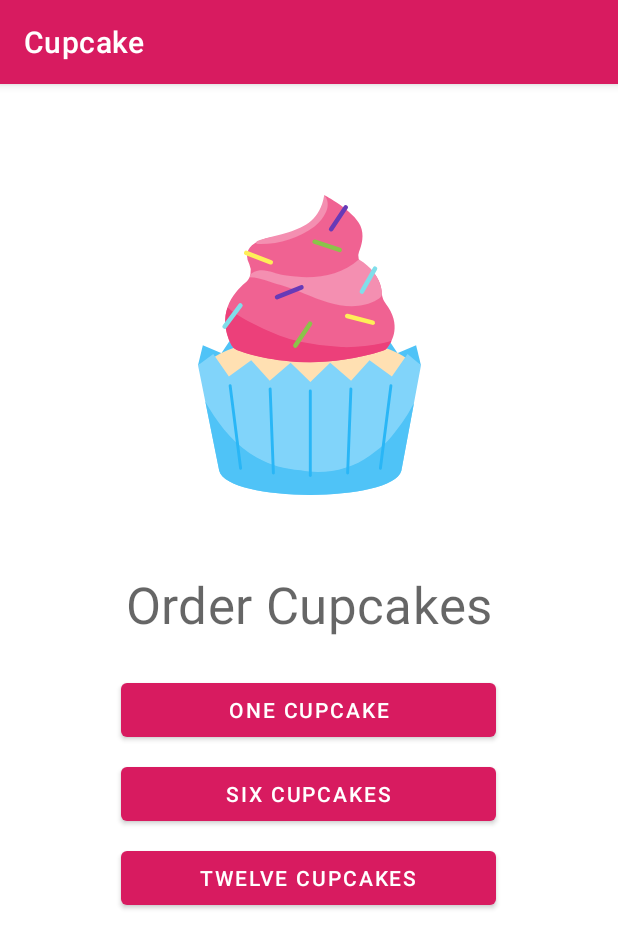
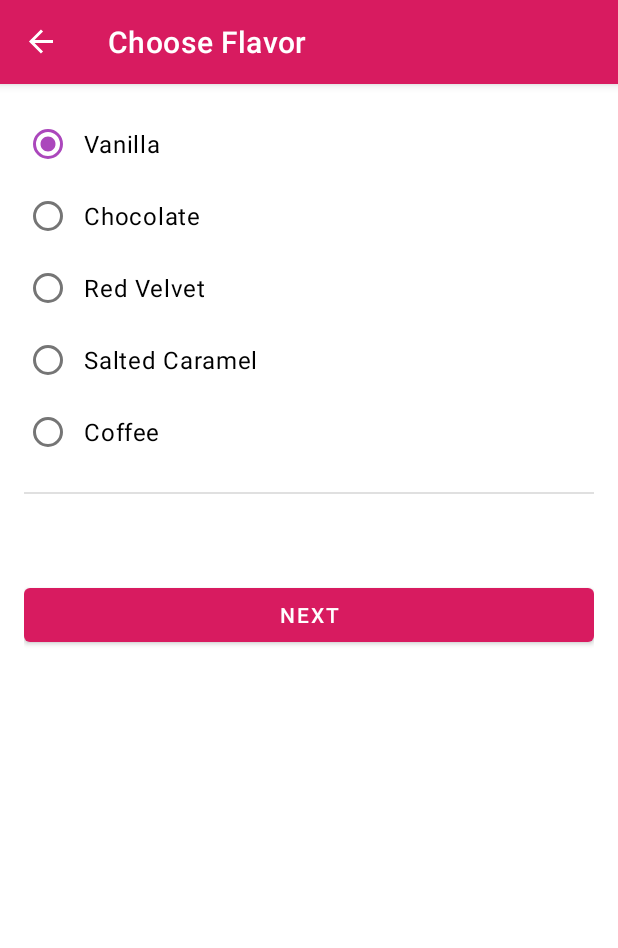
Before and after one commit to halilbalci/cup-cake-app, an Android app: the screen it shows after launch (MainActivity), after a tap on "ONE CUPCAKE", on a phone screen of 412 x 824 dp. Shown: the top 948 px of the screen. Run offline under Robolectric (Android 15) with nearby library versions, the phone set to English and light mode, and no system bars; our stand-ins replace data binding, navigation-ui; 2 statements that could not run were skipped.

Commit message:
viewmodel changes directly adapt ui by data binding. Fragment navigations is done.

```diff
--- a/app/src/main/java/com/example/cupcake/FlavorFragment.kt
+++ b/app/src/main/java/com/example/cupcake/FlavorFragment.kt
@@ -21,7 +21,10 @@ import android.view.View
 import android.view.ViewGroup
 import android.widget.Toast
 import androidx.fragment.app.Fragment
+import androidx.fragment.app.activityViewModels
+import androidx.navigation.fragment.findNavController
 import com.example.cupcake.databinding.FragmentFlavorBinding
+import com.example.cupcake.model.OrderViewModel
 
 /**
  * [FlavorFragment] allows a user to choose a cupcake flavor for the order.
@@ -32,6 +35,7 @@ class FlavorFragment : Fragment() {
     // This property is non-null between the onCreateView() and onDestroyView() lifecycle callbacks,
     // when the view hierarchy is attached to the fragment.
     private var binding: FragmentFlavorBinding? = null
+    private val sharedViewModel: OrderViewModel by activityViewModels()
 
     override fun onCreateView(
         inflater: LayoutInflater, container: ViewGroup?,
@@ -46,6 +50,8 @@ class FlavorFragment : Fragment() {
         super.onViewCreated(view, savedInstanceState)
 
         binding?.apply {
+            viewModel = sharedViewModel
+            lifecycleOwner = viewLifecycleOwner
             nextButton.setOnClickListener { goToNextScreen() }
         }
     }
@@ -54,7 +60,7 @@ class FlavorFragment : Fragment() {
      * Navigate to the next screen to choose pickup date.
      */
     fun goToNextScreen() {
-        Toast.makeText(activity, "Next", Toast.LENGTH_SHORT).show()
+        findNavController().navigate(R.id.action_flavorFragment_to_pickupFragment)
     }
 
     /**
--- a/app/src/main/java/com/example/cupcake/MainActivity.kt
+++ b/app/src/main/java/com/example/cupcake/MainActivity.kt
@@ -15,9 +15,23 @@
  */
 package com.example.cupcake
 
+import android.os.Bundle
 import androidx.appcompat.app.AppCompatActivity
+import androidx.navigation.fragment.NavHostFragment
+import androidx.navigation.ui.setupActionBarWithNavController
 
 /**
  * Activity for cupcake order flow.
  */
-class MainActivity : AppCompatActivity(R.layout.activity_main)
+class MainActivity : AppCompatActivity(R.layout.activity_main) {
+
+    override fun onCreate(savedInstanceState: Bundle?) {
+        super.onCreate(savedInstanceState)
+
+        val navHostFragment = supportFragmentManager
+            .findFragmentById(R.id.nav_host_fragment) as NavHostFragment
+        val navController = navHostFragment.navController
+
+        setupActionBarWithNavController(navController)
+    }
+}
--- a/app/src/main/java/com/example/cupcake/PickupFragment.kt
+++ b/app/src/main/java/com/example/cupcake/PickupFragment.kt
@@ -21,7 +21,10 @@ import android.view.View
 import android.view.ViewGroup
 import android.widget.Toast
 import androidx.fragment.app.Fragment
+import androidx.fragment.app.activityViewModels
+import androidx.navigation.fragment.findNavController
 import com.example.cupcake.databinding.FragmentPickupBinding
+import com.example.cupcake.model.OrderViewModel
 
 /**
  * [PickupFragment] allows the user to choose a pickup date for the cupcake order.
@@ -32,6 +35,7 @@ class PickupFragment : Fragment() {
     // This property is non-null between the onCreateView() and onDestroyView() lifecycle callbacks,
     // when the view hierarchy is attached to the fragment.
     private var binding: FragmentPickupBinding? = null
+    private val sharedViewModel: OrderViewModel by activityViewModels()
 
     override fun onCreateView(
         inflater: LayoutInflater, container: ViewGroup?,
@@ -46,6 +50,8 @@ class PickupFragment : Fragment() {
         super.onViewCreated(view, savedInstanceState)
 
         binding?.apply {
+            viewModel = sharedViewModel
+            lifecycleOwner = viewLifecycleOwner
             nextButton.setOnClickListener { goToNextScreen() }
         }
     }
@@ -54,7 +60,7 @@ class PickupFragment : Fragment() {
      * Navigate to the next screen to see the order summary.
      */
     fun goToNextScreen() {
-        Toast.makeText(activity, "Next", Toast.LENGTH_SHORT).show()
+        findNavController().navigate(R.id.action_pickupFragment_to_summaryFragment)
     }
 
     /**
--- a/app/src/main/java/com/example/cupcake/StartFragment.kt
+++ b/app/src/main/java/com/example/cupcake/StartFragment.kt
@@ -19,9 +19,11 @@ import android.os.Bundle
 import android.view.LayoutInflater
 import android.view.View
 import android.view.ViewGroup
-import android.widget.Toast
 import androidx.fragment.app.Fragment
+import androidx.fragment.app.activityViewModels
+import androidx.navigation.fragment.findNavController
 import com.example.cupcake.databinding.FragmentStartBinding
+import com.example.cupcake.model.OrderViewModel
 
 /**
  * This is the first screen of the Cupcake app. The user can choose how many cupcakes to order.
@@ -32,6 +34,7 @@ class StartFragment : Fragment() {
     // This property is non-null between the onCreateView() and onDestroyView() lifecycle callbacks,
     // when the view hierarchy is attached to the fragment.
     private var binding: FragmentStartBinding? = null
+    private val sharedViewModel: OrderViewModel by activityViewModels()
 
     override fun onCreateView(
         inflater: LayoutInflater, container: ViewGroup?,
@@ -57,7 +60,11 @@ class StartFragment : Fragment() {
      * Start an order with the desired quantity of cupcakes and navigate to the next screen.
      */
     fun orderCupcake(quantity: Int) {
-        Toast.makeText(activity, "Ordered $quantity cupcake(s)", Toast.LENGTH_SHORT).show()
+        sharedViewModel.setQuantity(quantity)
+        if(sharedViewModel.hasNoFlavorSet()){
+            sharedViewModel.setFlavor(getString(R.string.vanilla))
+        }
+        findNavController().navigate(R.id.action_startFragment_to_flavorFragment)
     }
 
     /**
--- a/app/src/main/java/com/example/cupcake/SummaryFragment.kt
+++ b/app/src/main/java/com/example/cupcake/SummaryFragment.kt
@@ -21,7 +21,9 @@ import android.view.View
 import android.view.ViewGroup
 import android.widget.Toast
 import androidx.fragment.app.Fragment
+import androidx.fragment.app.activityViewModels
 import com.example.cupcake.databinding.FragmentSummaryBinding
+import com.example.cupcake.model.OrderViewModel
 
 /**
  * [SummaryFragment] contains a summary of the order details with a button to share the order
@@ -33,6 +35,7 @@ class SummaryFragment : Fragment() {
     // This property is non-null between the onCreateView() and onDestroyView() lifecycle callbacks,
     // when the view hierarchy is attached to the fragment.
     private var binding: FragmentSummaryBinding? = null
+    private val sharedViewModel: OrderViewModel by activityViewModels()
 
     override fun onCreateView(
         inflater: LayoutInflater, container: ViewGroup?,
@@ -47,6 +50,8 @@ class SummaryFragment : Fragment() {
         super.onViewCreated(view, savedInstanceState)
 
         binding?.apply {
+            viewModel = sharedViewModel
+            lifecycleOwner = viewLifecycleOwner
             sendButton.setOnClickListener { sendOrder() }
         }
     }
--- /dev/null
+++ b/app/src/main/java/com/example/cupcake/model/OrderViewModel.kt
@@ -0,0 +1,75 @@
+package com.example.cupcake.model
+
+import androidx.lifecycle.LiveData
+import androidx.lifecycle.MutableLiveData
+import androidx.lifecycle.Transformations
+import androidx.lifecycle.ViewModel
+import java.text.NumberFormat
+import java.text.SimpleDateFormat
+import java.util.*
+
+private const val PRICE_PER_CUPCAKE = 2.00
+private const val PRICE_FOR_SAME_DAY_PICKUP = 3.00
+
+class OrderViewModel : ViewModel() {
+    private val _quantity = MutableLiveData<Int>()
+    val quantity: MutableLiveData<Int> = _quantity
+    val dateOptions = getPickupOptions()
+
+    private val _flavor = MutableLiveData<String>()
+    val flavor:MutableLiveData<String> = _flavor
+
+    private val _date = MutableLiveData<String>()
+    val date: MutableLiveData<String> = _date
+
+    private val _price = MutableLiveData<Double>()
+    val price: LiveData<String> = Transformations.map(_price) {
+        NumberFormat.getCurrencyInstance().format(it)
+    }
+
+    init {
+        resetOrder()
+    }
+
+    fun setQuantity(numberCupcakes: Int) {
+        _quantity.value = numberCupcakes
+        updatePrice()
+    }
+
+    fun setFlavor(desiredFlavor: String) {
+        _flavor.value = desiredFlavor
+    }
+
+    fun setDate(pickupDate: String) {
+        _date.value = pickupDate
+        updatePrice()
+    }
+
+    fun hasNoFlavorSet(): Boolean {
+        return _flavor.value.isNullOrEmpty()
+    }
+
+    private fun getPickupOptions(): List<String> {
+        val options = mutableListOf<String>()
+        val formatter = SimpleDateFormat("E MMM d", Locale.getDefault())
+        val calendar = Calendar.getInstance()
+        repeat(4) {
+            options.add(formatter.format(calendar.time))
+            calendar.add(Calendar.DATE, 1)
+        }
+        return options
+    }
+    fun resetOrder() {
+        _quantity.value = 0
+        _flavor.value = ""
+        _date.value = dateOptions[0]
+        _price.value = 0.0
+    }
+    private fun updatePrice() {
+        var calculatedPrice = (quantity.value ?: 0) * PRICE_PER_CUPCAKE
+        if (dateOptions[0] == _date.value) {
+            calculatedPrice += PRICE_FOR_SAME_DAY_PICKUP
+        }
+        _price.value = calculatedPrice
+    }
+}
--- a/app/src/main/res/layout/fragment_flavor.xml
+++ b/app/src/main/res/layout/fragment_flavor.xml
@@ -20,6 +20,12 @@
     xmlns:tools="http://schemas.android.com/tools"
     tools:context=".FlavorFragment">
 
+    <data>
+        <variable
+            name="viewModel"
+            type="com.example.cupcake.model.OrderViewModel" />
+    </data>
+
     <ScrollView
         android:layout_width="match_parent"
         android:layout_height="match_parent">
@@ -41,30 +47,40 @@
                     android:id="@+id/vanilla"
                     android:layout_width="wrap_content"
                     android:layout_height="wrap_content"
+                    android:checked="@{viewModel.flavor.equals(@string/vanilla)}"
+                    android:onClick="@{()->viewModel.setFlavor(@string/vanilla)}"
                     android:text="@string/vanilla" />
 
                 <RadioButton
                     android:id="@+id/chocolate"
                     android:layout_width="wrap_content"
                     android:layout_height="wrap_content"
+                    android:checked="@{viewModel.flavor.equals(@string/chocolate)}"
+                    android:onClick="@{()->viewModel.setFlavor(@string/chocolate)}"
                     android:text="@string/chocolate" />
 
                 <RadioButton
                     android:id="@+id/red_velvet"
                     android:layout_width="wrap_content"
                     android:layout_height="wrap_content"
+                    android:checked="@{viewModel.flavor.equals(@string/red_velvet)}"
+                    android:onClick="@{()->viewModel.setFlavor(@string/red_velvet)}"
                     android:text="@string/red_velvet" />
 
                 <RadioButton
                     android:id="@+id/salted_caramel"
                     android:layout_width="wrap_content"
                     android:layout_height="wrap_content"
+                    android:checked="@{viewModel.flavor.equals(@string/salted_caramel)}"
+                    android:onClick="@{()->viewModel.setFlavor(@string/salted_caramel)}"
                     android:text="@string/salted_caramel" />
 
                 <RadioButton
                     android:id="@+id/coffee"
                     android:layout_width="wrap_content"
                     android:layout_height="wrap_content"
+                    android:checked="@{viewModel.flavor.equals(@string/coffee)}"
+                    android:onClick="@{()->viewModel.setFlavor(@string/coffee)}"
                     android:text="@string/coffee" />
             </RadioGroup>
 
@@ -86,6 +102,7 @@
                 android:layout_marginTop="@dimen/side_margin"
                 app:layout_constraintEnd_toEndOf="parent"
                 app:layout_constraintTop_toBottomOf="@id/divider"
+                android:text="@{@string/subtotal_price(viewModel.price)}"
                 tools:text="Subtotal $5.00" />
 
             <Button
--- a/app/src/main/res/layout/fragment_pickup.xml
+++ b/app/src/main/res/layout/fragment_pickup.xml
@@ -19,7 +19,11 @@
     xmlns:app="http://schemas.android.com/apk/res-auto"
     xmlns:tools="http://schemas.android.com/tools"
     tools:context=".PickupFragment">
-
+    <data>
+        <variable
+            name="viewModel"
+            type="com.example.cupcake.model.OrderViewModel" />
+    </data>
     <ScrollView
         android:layout_width="match_parent"
         android:layout_height="match_parent">
@@ -41,24 +45,36 @@
                     android:id="@+id/option0"
                     android:layout_width="wrap_content"
                     android:layout_height="wrap_content"
+                    android:checked="@{viewModel.date.equals(viewModel.dateOptions[0])}"
+                    android:onClick="@{() -> viewModel.setDate(viewModel.dateOptions[0])}"
+                    android:text="@{viewModel.dateOptions[0]}"
                     tools:text="Thursday" />
 
                 <RadioButton
                     android:id="@+id/option1"
                     android:layout_width="wrap_content"
                     android:layout_height="wrap_content"
+                    android:checked="@{viewModel.date.equals(viewModel.dateOptions[1])}"
+                    android:onClick="@{() -> viewModel.setDate(viewModel.dateOptions[1])}"
+                    android:text="@{viewModel.dateOptions[1]}"
                     tools:text="Friday" />
 
                 <RadioButton
                     android:id="@+id/option2"
                     android:layout_width="wrap_content"
                     android:layout_height="wrap_content"
+                    android:checked="@{viewModel.date.equals(viewModel.dateOptions[2])}"
+                    android:onClick="@{() -> viewModel.setDate(viewModel.dateOptions[2])}"
+                    android:text="@{viewModel.dateOptions[2]}"
                     tools:text="Saturday" />
 
                 <RadioButton
                     android:id="@+id/option3"
                     android:layout_width="wrap_content"
                     android:layout_height="wrap_content"
+                    android:checked="@{viewModel.date.equals(viewModel.dateOptions[3])}"
+                    android:onClick="@{() -> viewModel.setDate(viewModel.dateOptions[3])}"
+                    android:text="@{viewModel.dateOptions[3]}"
                     tools:text="Sunday" />
             </RadioGroup>
 
@@ -81,6 +97,7 @@
                 android:layout_marginTop="@dimen/side_margin"
                 app:layout_constraintEnd_toEndOf="parent"
                 app:layout_constraintTop_toBottomOf="@id/divider"
+                android:text="@{@string/subtotal_price(viewModel.price)}"
                 tools:text="Subtotal $5.00" />
 
             <Button
--- a/app/src/main/res/layout/fragment_summary.xml
+++ b/app/src/main/res/layout/fragment_summary.xml
@@ -18,6 +18,13 @@
 <layout xmlns:android="http://schemas.android.com/apk/res/android"
     xmlns:tools="http://schemas.android.com/tools"
     tools:context=".SummaryFragment">
+
+    <data>
+        <variable
+            name="viewModel"
+            type="com.example.cupcake.model.OrderViewModel" />
+    </data>
+
 
     <ScrollView
         android:layout_width="match_parent"
@@ -52,6 +59,7 @@
                     android:layout_width="wrap_content"
                     android:layout_height="wrap_content"
                     android:layout_marginTop="@dimen/order_summary_margin"
+                    android:text="@{viewModel.quantity.toString()}"
                     tools:text="6 cupcakes" />
 
                 <View
@@ -75,6 +83,7 @@
                     android:layout_width="wrap_content"
                     android:layout_height="wrap_content"
                     android:layout_marginTop="@dimen/order_summary_margin"
+                    android:text="@{viewModel.flavor}"
                     tools:text="Chocolate" />
 
                 <View
@@ -98,6 +107,7 @@
                     android:layout_width="wrap_content"
                     android:layout_height="wrap_content"
                     android:layout_marginTop="@dimen/order_summary_margin"
+                    android:text="@{viewModel.date}"
                     tools:text="Sunday" />
 
                 <View
--- a/app/src/main/res/navigation/nav_graph.xml
+++ b/app/src/main/res/navigation/nav_graph.xml
@@ -21,21 +21,33 @@
     <fragment
         android:id="@+id/startFragment"
         android:name="com.example.cupcake.StartFragment"
-        android:label="fragment_start"
-        tools:layout="@layout/fragment_start" />
+        android:label="@string/app_name"
+        tools:layout="@layout/fragment_start" >
+        <action
+            android:id="@+id/action_startFragment_to_flavorFragment"
+            app:destination="@id/flavorFragment" />
+    </fragment>
     <fragment
         android:id="@+id/flavorFragment"
         android:name="com.example.cupcake.FlavorFragment"
-        android:label="fragment_flavor"
-        tools:layout="@layout/fragment_flavor" />
+        android:label="@string/choose_flavor"
+        tools:layout="@layout/fragment_flavor" >
+        <action
+            android:id="@+id/action_flavorFragment_to_pickupFragment"
+            app:destination="@id/pickupFragment" />
+    </fragment>
     <fragment
         android:id="@+id/pickupFragment"
         android:name="com.example.cupcake.PickupFragment"
-        android:label="fragment_pickup"
-        tools:layout="@layout/fragment_pickup" />
+        android:label="@string/choose_pickup_date"
+        tools:layout="@layout/fragment_pickup" >
+        <action
+            android:id="@+id/action_pickupFragment_to_summaryFragment"
+            app:destination="@id/summaryFragment" />
+    </fragment>
     <fragment
         android:id="@+id/summaryFragment"
         android:name="com.example.cupcake.SummaryFragment"
-        android:label="fragment_summary"
+        android:label="@string/order_summary"
         tools:layout="@layout/fragment_summary" />
 </navigation>
```
